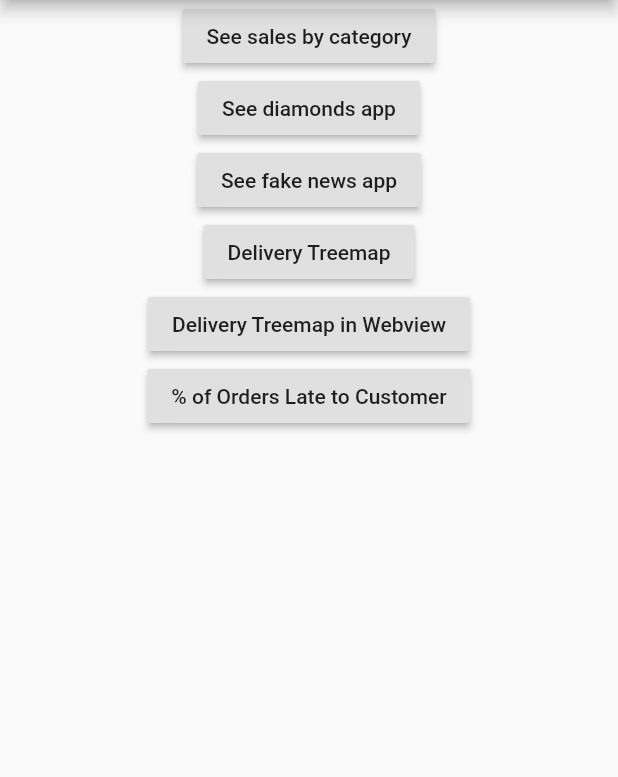
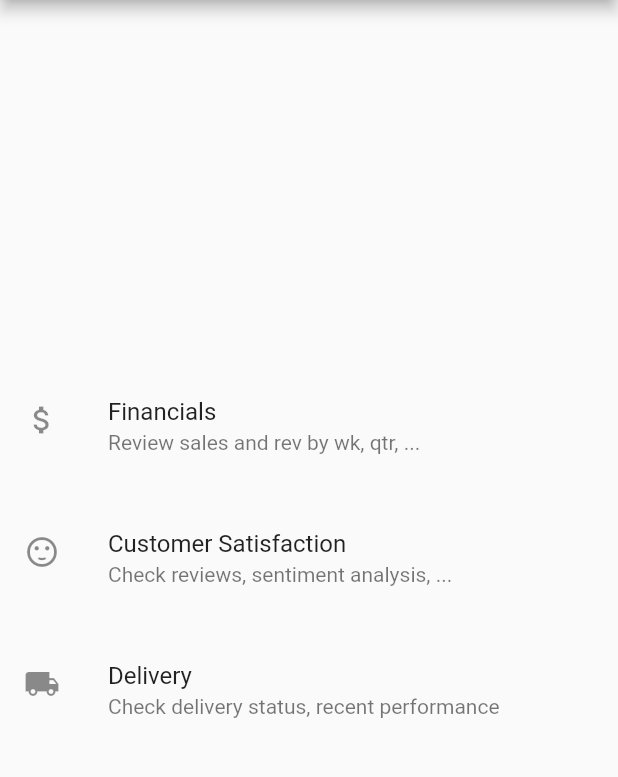
Before and after one commit to MSDS498/MobileApp, a Flutter app: the screen it shows after launch, after a tap on "Sign in", on a phone screen of 412 x 824 dp, the part 84-861 px from its top. Run offline on Flutter 3.47's test engine with Material 2 defaults, Android fonts, the phone set to English and light mode, and no system bars; missing offline and left inert: flutter_webview_plugin.

Commit message:
sections created for financials, cust satisfaction, and delivery

```diff
--- a/lib/main.dart
+++ b/lib/main.dart
@@ -3,13 +3,37 @@ import 'package:olist_sellerassist/screens/account.dart';
 import 'package:olist_sellerassist/screens/settings.dart';
 import 'package:olist_sellerassist/screens/sign_out_screen.dart';
 import 'package:olist_sellerassist/screens/sign_in_screen.dart';
+import 'package:provider/provider.dart';
+
 //import 'package:olist_sellerassist/screens/home.dart';
 //import 'package:olist_sellerassist/screens/run_javascript.dart';
 //import 'package:flutter_webview_plugin/flutter_webview_plugin.dart';
 
 
 void main() {
-  runApp(MaterialApp(
+  runApp(
+    // This will provide, to all child widgets, the OlistAppData
+    // That holds long-lived app data necessary
+    // to construct the UI, persist values across screens, etc
+    ChangeNotifierProvider(
+      // Initialize the OlistAppData object in the builder. That way, Provider
+      // can own OListAppData's lifecycle, making sure to call `dispose`
+      // when not needed anymore.
+      builder: (context) => OlistAppData(),
+      child: MyOlistApp(),
+    ),
+  );
+}
+
+
+
+
+class MyOlistApp extends StatelessWidget {
+
+
+  @override
+  Widget build(BuildContext context) {
+    return MaterialApp(
       debugShowCheckedModeBanner: false,
       home: SignInScreen(), // route for home is '/' implicitly
       routes: <String, WidgetBuilder>{
@@ -20,11 +44,21 @@ void main() {
         SignOutScreen.routeName: (BuildContext context) => SignOutScreen(),
         SignInScreen.routeName: (BuildContext context) => SignInScreen(),
       },
-  ));
+    );
+  }
 }
 
 
 
 
+class OlistAppData with ChangeNotifier{
+  int sellerID = 1;
+
+  void changeSellerID (newSellerID) {
+    sellerID = newSellerID;
+    notifyListeners();
+  }
+
+}
 //'/Delivery_Treemap': (BuildContext context) => RunJSInWebView("https://public.tableau.com/views/Olist_Delivery/DeliveryTreemap?SellerID_param=9?:embed=y&:display_count=no&:toolbar=no&:showVizHome=no&:subscriptions=no&:showAppBanner=false&:showShareOptions=false&:toolbar=no&:refresh=yes", 'Delivery by customer state', 1),
 //'/Pct_Late_ToCust': (BuildContext context) => RunJSInWebView("https://public.tableau.com/views/Olist_Delivery/PctLate_ToCust?SellerID_param=8?:embed=y&:display_count=no&:toolbar=no&:showVizHome=no&:subscriptions=no&:showAppBanner=false&:showShareOptions=false&:toolbar=no&:refresh=yes", '% Late Delivery to Customer', 1),
--- a/lib/screens/home.dart
+++ b/lib/screens/home.dart
@@ -1,10 +1,11 @@
 import 'package:flutter/material.dart';
-import 'package:url_launcher/url_launcher.dart';
 import 'package:olist_sellerassist/screens/account.dart';
 import 'package:olist_sellerassist/screens/settings.dart';
-import 'package:olist_sellerassist/screens/run_javascript.dart';
 import 'package:olist_sellerassist/screens/sign_out_screen.dart';
-//import 'package:olist_sellerassist/screens/sign_in_screen.dart';
+import 'package:olist_sellerassist/screens/financials_home.dart';
+import 'package:olist_sellerassist/screens/CSatHomeScreen.dart';
+import 'package:olist_sellerassist/screens/delivery_home.dart';
+
 
 
 class HomeScreen extends StatefulWidget {
@@ -21,16 +22,19 @@ class HomeScreenState extends State<HomeScreen> {
 
   HomeScreenState(this.sellerID);
 
+
+
+  // functions to construct the navigation drawer
   Drawer getNavDrawer(BuildContext context) {
-    var headerChild = DrawerHeader(child: Text("Main Menu"));
-    var aboutChild = AboutListTile(
+    var headerTileForNavDrawer = DrawerHeader(child: Text("Main Menu"));
+    var aboutTileForNavDrawer = AboutListTile(
         child: Text("About"),
         applicationName: "Olist SellerAssist",
         applicationVersion: "v1.0.1",
         applicationIcon: Icon(Icons.attach_money),
         icon: Icon(Icons.info));
 
-    ListTile getNavItem(var icon, String s, String routeName) {
+    ListTile getListTileForNavDrawer(var icon, String s, String routeName) {
       return ListTile(
         leading: Icon(icon),
         title: Text(s),
@@ -50,167 +54,50 @@ class HomeScreenState extends State<HomeScreen> {
       );
     }
 
-    var myNavChildren = [
-      headerChild,
-      getNavItem(Icons.home, "Home", 'HomeScreen(this.sellerID)'),
-      getNavItem(Icons.account_box, "Account", AccountScreen.routeName),
-      getNavItem(Icons.settings, "Settings", SettingsScreen.routeName),
-      getNavItem(Icons.exit_to_app, "Log off", SignOutScreen.routeName),
-      aboutChild
+    var listTilesForDrawer = [
+      headerTileForNavDrawer,
+      getListTileForNavDrawer(Icons.home, "Home", "Home"),
+      getListTileForNavDrawer(Icons.account_box, "Account", AccountScreen.routeName),
+      getListTileForNavDrawer(Icons.settings, "Settings", SettingsScreen.routeName),
+      getListTileForNavDrawer(Icons.exit_to_app, "Log off", SignOutScreen.routeName),
+      aboutTileForNavDrawer
     ];
 
-    ListView listView = ListView(children: myNavChildren);
+    ListView listViewForDrawer = ListView(children: listTilesForDrawer);
 
     return Drawer(
-      child: listView,
+      child: listViewForDrawer,
     );
+    // end of functions to construct the nav drawer
   }
+
+
+
 
   @override
   Widget build(BuildContext context) {
     return Scaffold(
-      appBar: AppBar(
-        title: Text("Olist Seller Assist"),
-      ),
-      body: Column(
-          children: <Widget>[
-            Center(
-                child: RaisedButton(
-                  onPressed: _viewSalesByCategory,
-                  child: Text('See sales by category'),
-                )
-            ),
-            Center(
-              child: RaisedButton(
-                onPressed: _viewSalesByState,
-                child: Text('See diamonds app'),
-              ),
-            ),
-            Center(
-              child: RaisedButton(
-                onPressed: _viewSalesByState2,
-                child: Text('See fake news app'),
-              ),
-            ),
-            Center(
-              child: RaisedButton(
-                onPressed: _viewDeliveryTreemap,
-                child: Text('Delivery Treemap'),
-              ),
-            ),
-            Center(
-              child: RaisedButton(
-                onPressed: () {
-                  Navigator.push(context,
-                      MaterialPageRoute(builder: (context) =>
-                          RunJSInWebView(
-                              "https://public.tableau.com/views/Olist_Delivery/DeliveryTreemap?SellerID_param=",
-                              "Delivery by customer state", this.sellerID),
-                      )
-                  );
-                },
-                child: Text('Delivery Treemap in Webview'),
-              ),
-            ),
-            Center(
-              child: RaisedButton(
-                onPressed: () {
-                  Navigator.push(context,
-                      MaterialPageRoute(builder: (context) =>
-                          RunJSInWebView(
-                              "https://public.tableau.com/views/Olist_Delivery/PctLate_ToCust?SellerID_param=",
-                              "% Late Delivery to Customer", this.sellerID),
-                      )
-                  );
-                },
-                child: Text('% of Orders Late to Customer'),
-              ),
-            )
-          ]
-      ),
+      appBar: AppBar( title: Text("Olist Seller Assist"), ),
+      body: Column( mainAxisAlignment: MainAxisAlignment.center,
+                    children: <ListView>[ ListView( shrinkWrap: true,
+                                          children: <ListTile>[
+                                              ListTile(leading: Icon(Icons.attach_money), title: Text('Financials'), subtitle: Text('Review sales and rev by wk, qtr, ...'), isThreeLine: true, onTap: _openFinancialsHomeScreen, ),
+                                              ListTile(leading: Icon(Icons.sentiment_satisfied), title: Text('Customer Satisfaction'), subtitle: Text('Check reviews, sentiment analysis, ...'), isThreeLine: true, onTap: _openCSatHomeScreen, ),
+                                              ListTile(leading: Icon(Icons.local_shipping), title: Text('Delivery'), subtitle: Text('Check delivery status, recent performance'), isThreeLine: true, onTap: _openDeliveryHomeScreen, ),
+                                                              ]
+                                                  ),
+                                        ],
+                  ),
       // Set the nav drawer
       drawer: getNavDrawer(context),
     );
   }
 
-
-
-  // not sure why but these methods invoked by the OnPressed action have to have no params and no return value (void)
-  // hence, it seems like we're making a bunch of repetitious code to do similar things
-  _viewSalesByCategory() async {
-    const url = 'https://public.tableau.com/profile/ashley.wenger#!/vizhome/Book2_15714679047420/Sheet2';
-    if (await canLaunch(url)) {
-      await launch(url);
-      //forceWebView didn't work for tableau public dashboard; did for other urls (presumably mobile optimized?)    await launch(url, forceWebView: true);
-    } else {
-      throw 'Could not launch $url';
-    }
-  }
-
-
-  _viewSalesByState() async {
-    const url = 'https://olistsellersassist.shinyapps.io/demo1/';
-    if (await canLaunch(url)) {
-      await launch(url);
-      //forceWebView didn't work for tableau public dashboard; did for other urls (presumably mobile optimized?)    await launch(url, forceWebView: true);
-    } else {
-      throw 'Could not launch $url';
-    }
-  }
-
-
-  _viewSalesByState2() async {
-    const url = 'https://olistsellersassist.shinyapps.io/fake_news_app/';
-    if (await canLaunch(url)) {
-      await launch(url);
-    } else {
-      throw 'Could not launch $url';
-    }
-  }
-
-  _viewDeliveryTreemap() async {
-    const url = 'https://public.tableau.com/views/Olist_Delivery/DeliveryTreemap?:embed=y&:display_count=no&:toolbar=no&:showVizHome=no&:subscriptions=no&:showAppBanner=false&:showShareOptions=false&:toolbar=no';
-
-    if (await canLaunch(url)) {
-      await launch(url);
-    } else {
-      throw 'Could not launch $url';
-    }
-  }
-
-}
+  _openFinancialsHomeScreen() {  Navigator.push(context, MaterialPageRoute(builder: (context) => FinancialsHomeScreen(this.sellerID))); }
+  _openCSatHomeScreen() {  Navigator.push(context, MaterialPageRoute(builder: (context) => CSatHomeScreen(this.sellerID))); }
+  _openDeliveryHomeScreen() {  Navigator.push(context, MaterialPageRoute(builder: (context) => DeliveryHomeScreen(this.sellerID))); }
 
 
 
-//    // code to get the sellerID back
-//    void _awaitReturnValueFromSignInScreen(BuildContext context) async {
-//
-//        // start the SignInScreen and wait for it to finish with a result
-//        final result = await Navigator.push(
-//        context,
-//        MaterialPageRoute(
-//        builder: (context) => SignInScreen(),
-//        ));
-//
-//        // after the SecondScreen result comes back update the Text widget with it
-//        setState(() {
-//        this.sellerID = result;
-//        });
-//    }
 
-
-
-//      https://public.tableau.com/views/SP500FemaleCEOs/Dashboard1?:embed=t&:display_count=no&:origin=viz_share_link
-//      https://public.tableau.com/profile/ashley.wenger#!/vizhome/Book1_15714643502560/Dashboard1
-
-
-//'/Delivery_Treemap': (BuildContext context) => RunJSInWebView("https://public.tableau.com/views/Olist_Delivery/DeliveryTreemap?SellerID_param=9?:embed=y&:display_count=no&:toolbar=no&:showVizHome=no&:subscriptions=no&:showAppBanner=false&:showShareOptions=false&:toolbar=no&:refresh=yes", 'Delivery by customer state'),
-//'/Pct_Late_ToCust': (BuildContext context) => RunJSInWebView("https://public.tableau.com/views/Olist_Delivery/PctLate_ToCust?SellerID_param=8?:embed=y&:display_count=no&:toolbar=no&:showVizHome=no&:subscriptions=no&:showAppBanner=false&:showShareOptions=false&:toolbar=no&:refresh=yes", '% Late Delivery to Customer'),
-
-//  '/Delivery_Treemap': (BuildContext context) => RunJSInWebView("https://public.tableau.com/views/Olist_Delivery/DeliveryTreemap?SellerID_param=", 'Delivery by customer state', 1),
-//  '/Pct_Late_ToCust': (BuildContext context) => RunJSInWebView("https://public.tableau.com/views/Olist_Delivery/PctLate_ToCust?SellerID_param=", '% Late Delivery to Customer', 1),
-
-
-// &:mobile=y&:device=phone&:subscriptions=no&:showAppBanner=false&:showShareOptions=false&:toolbar=no
-//&:tooltip=n
-//&:showAppBanner=n   instead of false?
+}
--- a/pubspec.yaml
+++ b/pubspec.yaml
@@ -12,6 +12,7 @@ dependencies:
   # For the URL launcher
   url_launcher:
 
+  provider: ^3.0.0
 
 dev_dependencies:
   flutter_test:
```
Also changed, not shown: lib/screens/CSatHomeScreen.dart (added, +51 -0 lines), lib/screens/delivery_home.dart (added, +52 -0 lines), lib/screens/financials_home.dart (added, +53 -0 lines), lib/screens/junk.dart (added, +81 -0 lines), lib/screens/run_javascript.dart (+8 -8 lines). Lines whose indentation alone changed are shown as unchanged.
